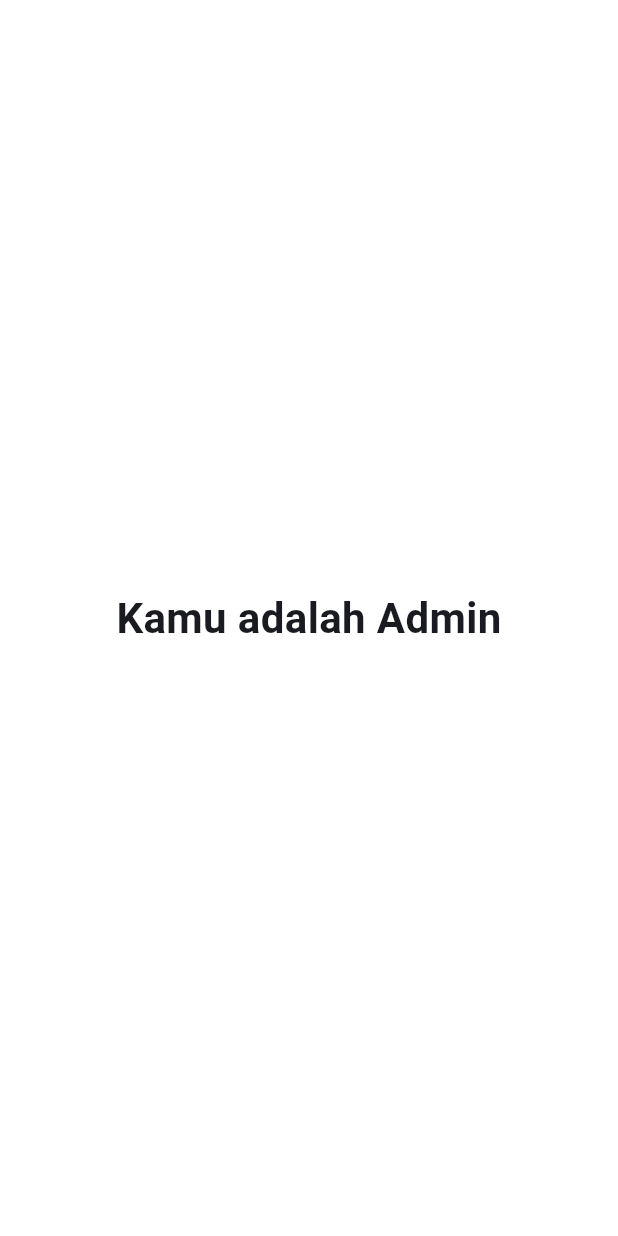
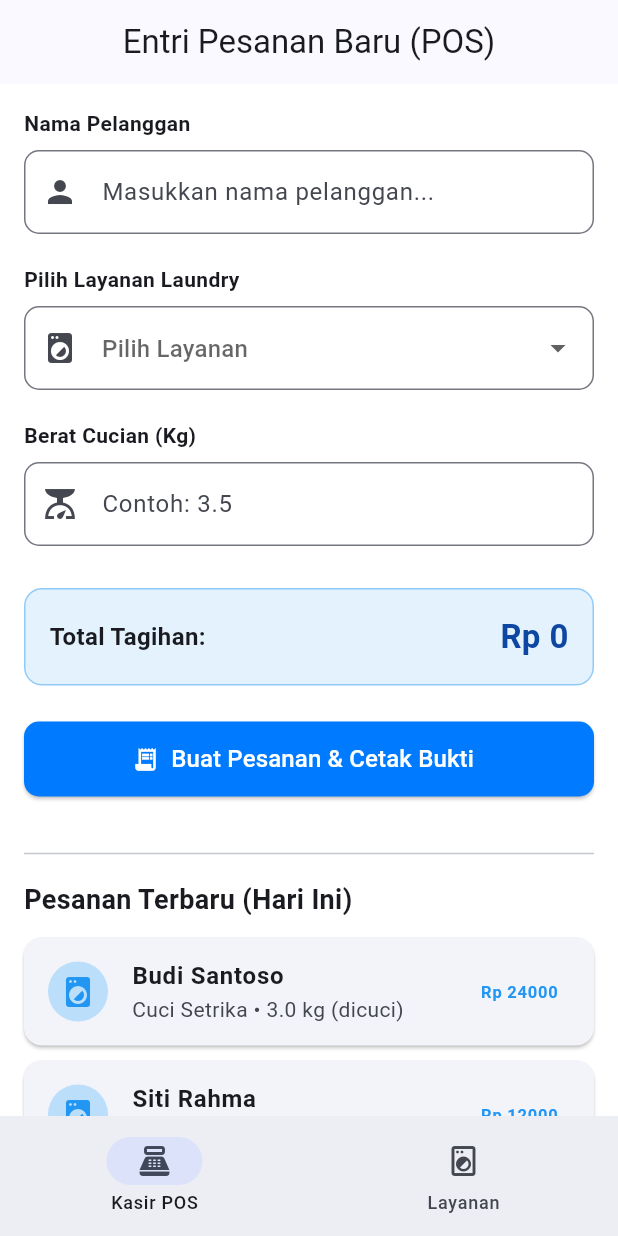
Before and after one commit to iniFaiz/yalt-laundry, a Flutter app: the HomeScreen screen opened directly, on a phone screen of 412 x 824 dp. Run offline on Flutter 3.47's test engine with Material 3 defaults, Android fonts, the phone set to English and light mode, and no system bars; our stand-ins replace flutter_svg.

Commit message:
feat: implement admin dashboard and order entry functionality with service management

```diff
--- /dev/null
+++ b/lib/models/order_model.dart
@@ -0,0 +1,45 @@
+class OrderModel {
+  final String id;
+  final String customerName;
+  final String serviceName;
+  final double weight;
+  final double pricePerKgSnapshot;
+  final double totalPrice;
+  final String status; // 'diterima', 'dicuci', 'siap_diambil', 'diambil'
+  final DateTime createdAt;
+
+  OrderModel({
+    required this.id,
+    required this.customerName,
+    required this.serviceName,
+    required this.weight,
+    required this.pricePerKgSnapshot,
+    required this.totalPrice,
+    required this.status,
+    required this.createdAt,
+  });
+
+  // DATA DUMMY
+  static List<OrderModel> dummyOrders = [
+    OrderModel(
+      id: 'ORD-001',
+      customerName: 'Budi Santoso',
+      serviceName: 'Cuci Setrika',
+      weight: 3.0,
+      pricePerKgSnapshot: 8000,
+      totalPrice: 24000,
+      status: 'dicuci',
+      createdAt: DateTime.now().subtract(const Duration(hours: 2)),
+    ),
+    OrderModel(
+      id: 'ORD-002',
+      customerName: 'Siti Rahma',
+      serviceName: 'Cuci Kering',
+      weight: 2.0,
+      pricePerKgSnapshot: 6000,
+      totalPrice: 12000,
+      status: 'diterima',
+      createdAt: DateTime.now().subtract(const Duration(minutes: 30)),
+    ),
+  ];
+}
--- /dev/null
+++ b/lib/models/service_model.dart
@@ -0,0 +1,13 @@
+class ServiceModel {
+  final String id;
+  String name;
+  double pricePerKG;
+  bool isActive;
+
+  ServiceModel({
+    required this.id,
+    required this.name,
+    required this.pricePerKG,
+    required this.isActive,
+  });
+}
--- /dev/null
+++ b/lib/screens/admin/admin_dashboard.dart
@@ -0,0 +1,48 @@
+import 'package:flutter/material.dart';
+import 'service_screen.dart';
+import 'order_entry_screen.dart';
+
+class AdminDashboard extends StatefulWidget {
+  const AdminDashboard({super.key});
+
+  @override
+  State<AdminDashboard> createState() => _AdminDashboardState();
+}
+
+class _AdminDashboardState extends State<AdminDashboard> {
+  // var index tab aktif
+  int _currentIndex = 0;
+
+  // daftar halamannya
+  final List<Widget> _pages = [
+    OrderEntryScreen(),
+    ServiceScreen(),
+  ];
+
+  @override
+  Widget build(BuildContext context) {
+    return Scaffold(
+      body: _pages[_currentIndex],
+      // navbarnya
+      bottomNavigationBar: NavigationBar(
+        selectedIndex: _currentIndex,
+        onDestinationSelected: (int index) {
+          setState(() {
+            _currentIndex = index;
+          });
+        },
+        destinations: const [
+          NavigationDestination(
+            icon: Icon(Icons.point_of_sale_outlined),
+            label: 'Kasir POS',
+          ),
+          NavigationDestination(
+            icon: Icon(Icons.local_laundry_service_outlined),
+            selectedIcon: Icon(Icons.local_laundry_service),
+            label: 'Layanan',
+          ),
+        ],
+      ),
+    );
+  }
+}
--- /dev/null
+++ b/lib/screens/admin/order_entry_screen.dart
@@ -0,0 +1,242 @@
+import 'package:flutter/material.dart';
+import '../../models/service_model.dart';
+import '../../models/order_model.dart';
+
+class OrderEntryScreen extends StatefulWidget {
+  const OrderEntryScreen({super.key});
+
+  @override
+  State<OrderEntryScreen> createState() => _OrderEntryScreenState();
+}
+
+class _OrderEntryScreenState extends State<OrderEntryScreen> {
+  final _customerController = TextEditingController();
+  final _weightController = TextEditingController();
+
+  // data dummy daftar layanan yang tersedia untuk dipilih di dropdown
+  final List<ServiceModel> _availableServices = [
+    ServiceModel(id: '1', name: 'Cuci Kering', pricePerKG: 6000, isActive: true),
+    ServiceModel(id: '2', name: 'Cuci Setrika', pricePerKG: 8000, isActive: true),
+    ServiceModel(id: '3', name: 'Setrika Saja', pricePerKG: 5000, isActive: true),
+  ];
+
+  ServiceModel? _selectedService;
+  double _weight = 0.0;
+  double _totalPrice = 0.0;
+
+  @override
+  void dispose() {
+    _customerController.dispose();
+    _weightController.dispose();
+    super.dispose();
+  }
+
+  // hitung subtotal otomatis
+  void _calculateTotal() {
+    setState(() {
+      if (_selectedService != null && _weight > 0) {
+        _totalPrice = _selectedService!.pricePerKG * _weight;
+      } else {
+        _totalPrice = 0.0;
+      }
+    });
+  }
+
+void _submitOrder() {
+  final customer = _customerController.text.trim();
+  // validasi
+  if (customer.isEmpty || _selectedService == null || _weight <= 0) {
+    ScaffoldMessenger.of(context).showSnackBar(
+      const SnackBar(content: Text('lengkapi nama, layanan, dan berat cucian.')),
+    );
+    return;
+  }
+  // INSTANSIASI DARI INPUT KE ORDERMODEL
+  final newOrder = OrderModel(
+    id: 'ORD-${DateTime.now().millisecondsSinceEpoch.toString().substring(8)}', // ID unik singkat
+    customerName: customer,
+    serviceName: _selectedService!.name,
+    weight: _weight,
+    pricePerKgSnapshot: _selectedService!.pricePerKG, // Simpan snapshot harga
+    totalPrice: _totalPrice,
+    status: 'diterima', // Status awal sesuai SOP laundry
+    createdAt: DateTime.now(),
+  );
+  // SIMPAN KE LIST DUMMY & REFRESH TAMPILAN
+  setState(() {
+    OrderModel.dummyOrders.insert(0, newOrder); // insert(0, ...) agar pesanan baru muncul paling atas
+  });
+  // reset Form
+  _customerController.clear();
+  _weightController.clear();
+  setState(() {
+    _weight = 0.0;
+    _totalPrice = 0.0;
+    _selectedService = null;
+  });
+  // feedback sukses ke admin
+  ScaffoldMessenger.of(context).showSnackBar(
+    SnackBar(
+      backgroundColor: Colors.green,
+      content: Text('Pesanan untuk "${newOrder.customerName}" berhasil dibuat'),
+    ),
+  );
+}
+  @override
+  Widget build(BuildContext context) {
+    // responsive width
+    final screenWidth = MediaQuery.of(context).size.width;
+
+    return Scaffold(
+      appBar: AppBar(
+        title: const Text('Entri Pesanan Baru (POS)'),
+        centerTitle: true,
+      ),
+      body: SingleChildScrollView(
+        padding: const EdgeInsets.all(16.0),
+        child: Column(
+          crossAxisAlignment: CrossAxisAlignment.start,
+          children: [
+            // input Nama Pelanggan
+            const Text('Nama Pelanggan', style: TextStyle(fontWeight: FontWeight.bold)),
+            const SizedBox(height: 8),
+            TextField(
+              controller: _customerController,
+              decoration: InputDecoration(
+                hintText: 'Masukkan nama pelanggan...',
+                prefixIcon: const Icon(Icons.person),
+                border: OutlineInputBorder(borderRadius: BorderRadius.circular(10)),
+              ),
+            ),
+            const SizedBox(height: 20),
+
+            // dropdown Pilih Layanan
+            const Text('Pilih Layanan Laundry', style: TextStyle(fontWeight: FontWeight.bold)),
+            const SizedBox(height: 8),
+            DropdownButtonFormField<ServiceModel>(
+              initialValue: _selectedService,
+              items: _availableServices.map((service) {
+                return DropdownMenuItem(
+                  value: service,
+                  child: Text('${service.name} (Rp ${service.pricePerKG.toStringAsFixed(0)}/kg)'),
+                );
+              }).toList(),
+              onChanged: (ServiceModel? newService) {
+                _selectedService = newService;
+                _calculateTotal(); // Hitung ulang saat layanan diganti
+              },
+              decoration: InputDecoration(
+                hintText: 'Pilih Layanan',
+                prefixIcon: const Icon(Icons.local_laundry_service),
+                border: OutlineInputBorder(borderRadius: BorderRadius.circular(10)),
+              ),
+            ),
+            const SizedBox(height: 20),
+
+            // input berat (Kg)
+            const Text('Berat Cucian (Kg)', style: TextStyle(fontWeight: FontWeight.bold)),
+            const SizedBox(height: 8),
+            TextField(
+              controller: _weightController,
+              keyboardType: const TextInputType.numberWithOptions(decimal: true),
+              decoration: InputDecoration(
+                hintText: 'Contoh: 3.5',
+                prefixIcon: const Icon(Icons.scale),
+                suffixText: 'Kg',
+                border: OutlineInputBorder(borderRadius: BorderRadius.circular(10)),
+              ),
+              onChanged: (value) {
+                _weight = double.tryParse(value) ?? 0.0;
+                _calculateTotal(); // calculate berat * harga
+              },
+            ),
+            const SizedBox(height: 28),
+
+            // Total Tagihan
+            Container(
+              width: screenWidth,
+              padding: const EdgeInsets.all(16),
+              decoration: BoxDecoration(
+                color: Colors.blue.shade50,
+                borderRadius: BorderRadius.circular(12),
+                border: Border.all(color: Colors.blue.shade200),
+              ),
+              child: Row(
+                mainAxisAlignment: MainAxisAlignment.spaceBetween,
+                children: [
+                  const Text(
+                    'Total Tagihan:',
+                    style: TextStyle(fontSize: 16, fontWeight: FontWeight.w600),
+                  ),
+                  Text(
+                    'Rp ${_totalPrice.toStringAsFixed(0)}',
+                    style: TextStyle(
+                      fontSize: 22,
+                      fontWeight: FontWeight.bold,
+                      color: Colors.blue.shade900,
+                    ),
+                  ),
+                ],
+              ),
+            ),
+            const SizedBox(height: 24),
+
+            // Tombol Simpan Pesanan
+            SizedBox(
+              width: double.infinity,
+              height: 50,
+              child: ElevatedButton.icon(
+                onPressed: _submitOrder,
+                style: ElevatedButton.styleFrom(
+                  backgroundColor: const Color(0xFF007BFF),
+                  foregroundColor: Colors.white,
+                  shape: RoundedRectangleBorder(borderRadius: BorderRadius.circular(10)),
+                ),
+                icon: const Icon(Icons.receipt_long),
+                label: const Text('Buat Pesanan & Cetak Bukti', style: TextStyle(fontSize: 16)),
+              ),
+            ),
+
+            const SizedBox(height: 30),
+            const Divider(),
+            const SizedBox(height: 10),
+
+            const Text(
+              'Pesanan Terbaru (Hari Ini)',
+              style: TextStyle(fontSize: 18, fontWeight: FontWeight.bold),
+            ),
+            const SizedBox(height: 12),
+
+            // loop data dummy pesanan
+            ListView.builder(
+              shrinkWrap: true, //agar tidak overflow di SingleChildScrollView
+              physics: const NeverScrollableScrollPhysics(), // agar ListView tidak bisa discroll sendiri
+              itemCount: OrderModel.dummyOrders.length,
+              itemBuilder: (context, index) {
+                final order = OrderModel.dummyOrders[index];
+                return Card(
+                  margin: const EdgeInsets.only(bottom: 10),
+                  child: ListTile(
+                    leading: CircleAvatar(
+                      backgroundColor: Colors.blue.shade100,
+                      child: const Icon(Icons.local_laundry_service, color: Colors.blue),
+                    ),
+                    title: Text(
+                      order.customerName,
+                      style: const TextStyle(fontWeight: FontWeight.bold),
+                    ),
+                    subtitle: Text('${order.serviceName} • ${order.weight} kg (${order.status})'),
+                    trailing: Text(
+                      'Rp ${order.totalPrice.toStringAsFixed(0)}',
+                      style: const TextStyle(fontWeight: FontWeight.bold, color: Colors.blue),
+                    ),
+                  ),
+                );
+              },
+            ),
+          ],
+        ),
+      ),
+    );
+  }
+}
--- a/lib/screens/home_screen.dart
+++ b/lib/screens/home_screen.dart
@@ -1,4 +1,5 @@
 import 'package:flutter/material.dart';
+import 'admin/admin_dashboard.dart';
 
 class HomeScreen extends StatelessWidget {
   final String role;
@@ -10,7 +11,17 @@ class HomeScreen extends StatelessWidget {
 
   @override
   Widget build(BuildContext context) {
+    // if admin go admin
+    if (role == 'Admin') {
+      return const AdminDashboard();
+    }
+
+    // uiser
     return Scaffold(
+      appBar: AppBar(
+        title: const Text('Beranda Pelanggan'),
+        centerTitle: true,
+      ),
       body: Center(
         child: Text(
           'Kamu adalah $role',
```
Also changed, not shown: lib/screens/admin/service_screen.dart (added, +140 -0 lines).
